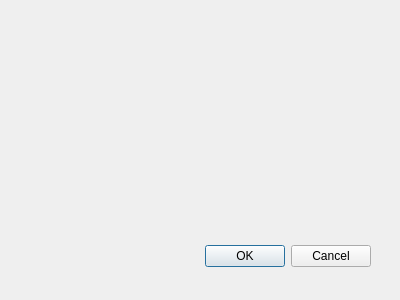
The window that hexmap_qt/hexmap_widgets/dialogs/map_properties_dialog.ui (mflagel/asdf_multiplat) describes before a commit, drawn with Qt 5.
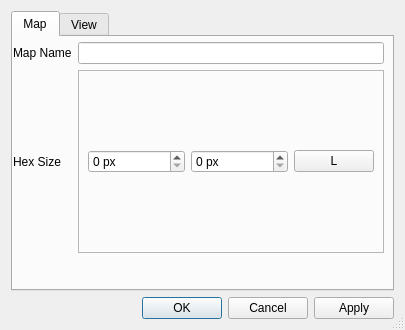
The same window after the commit.

Commit message: WIP implemenation of map properties dialog

```diff
--- a/hexmap_qt/hexmap_widgets/dialogs/map_properties_dialog.ui
+++ b/hexmap_qt/hexmap_widgets/dialogs/map_properties_dialog.ui
@@ -8,29 +8,245 @@
    <rect>
     <x>0</x>
     <y>0</y>
-    <width>400</width>
-    <height>300</height>
+    <width>405</width>
+    <height>330</height>
    </rect>
   </property>
   <property name="windowTitle">
    <string>Dialog</string>
   </property>
-  <widget class="QDialogButtonBox" name="buttonBox">
-   <property name="geometry">
-    <rect>
-     <x>30</x>
-     <y>240</y>
-     <width>341</width>
-     <height>32</height>
-    </rect>
-   </property>
-   <property name="orientation">
-    <enum>Qt::Horizontal</enum>
-   </property>
-   <property name="standardButtons">
-    <set>QDialogButtonBox::Cancel|QDialogButtonBox::Ok</set>
-   </property>
-  </widget>
+  <property name="sizeGripEnabled">
+   <bool>true</bool>
+  </property>
+  <property name="modal">
+   <bool>false</bool>
+  </property>
+  <layout class="QVBoxLayout" name="verticalLayout">
+   <item>
+    <widget class="QTabWidget" name="tabWidget">
+     <property name="tabPosition">
+      <enum>QTabWidget::North</enum>
+     </property>
+     <property name="currentIndex">
+      <number>0</number>
+     </property>
+     <widget class="QWidget" name="data_settings">
+      <attribute name="title">
+       <string>Map</string>
+      </attribute>
+      <widget class="QWidget" name="formLayoutWidget">
+       <property name="geometry">
+        <rect>
+         <x>0</x>
+         <y>5</y>
+         <width>371</width>
+         <height>211</height>
+        </rect>
+       </property>
+       <layout class="QFormLayout" name="formLayout">
+        <property name="sizeConstraint">
+         <enum>QLayout::SetDefaultConstraint</enum>
+        </property>
+        <property name="fieldGrowthPolicy">
+         <enum>QFormLayout::ExpandingFieldsGrow</enum>
+        </property>
+        <item row="1" column="0">
+         <widget class="QLabel" name="label">
+          <property name="sizePolicy">
+           <sizepolicy hsizetype="Preferred" vsizetype="MinimumExpanding">
+            <horstretch>0</horstretch>
+            <verstretch>0</verstretch>
+           </sizepolicy>
+          </property>
+          <property name="text">
+           <string>Hex Size</string>
+          </property>
+         </widget>
+        </item>
+        <item row="1" column="1">
+         <widget class="QFrame" name="frame">
+          <property name="frameShape">
+           <enum>QFrame::StyledPanel</enum>
+          </property>
+          <property name="frameShadow">
+           <enum>QFrame::Raised</enum>
+          </property>
+          <layout class="QHBoxLayout" name="horizontalLayout">
+           <item>
+            <widget class="QSpinBox" name="spinBox">
+             <property name="sizePolicy">
+              <sizepolicy hsizetype="MinimumExpanding" vsizetype="Fixed">
+               <horstretch>0</horstretch>
+               <verstretch>0</verstretch>
+              </sizepolicy>
+             </property>
+             <property name="suffix">
+              <string notr="true"> px</string>
+             </property>
+            </widget>
+           </item>
+           <item>
+            <widget class="QSpinBox" name="spinBox_2">
+             <property name="sizePolicy">
+              <sizepolicy hsizetype="MinimumExpanding" vsizetype="Fixed">
+               <horstretch>0</horstretch>
+               <verstretch>0</verstretch>
+              </sizepolicy>
+             </property>
+             <property name="suffix">
+              <string notr="true"> px</string>
+             </property>
+            </widget>
+           </item>
+           <item>
+            <widget class="QPushButton" name="lock_hex_pixel_ratio">
+             <property name="text">
+              <string>L</string>
+             </property>
+             <property name="checkable">
+              <bool>true</bool>
+             </property>
+             <property name="checked">
+              <bool>false</bool>
+             </property>
+             <property name="default">
+              <bool>false</bool>
+             </property>
+             <property name="flat">
+              <bool>false</bool>
+             </property>
+            </widget>
+           </item>
+          </layout>
+         </widget>
+        </item>
+        <item row="0" column="0">
+         <widget class="QLabel" name="label_5">
+          <property name="text">
+           <string>Map Name</string>
+          </property>
+         </widget>
+        </item>
+        <item row="0" column="1">
+         <widget class="QLineEdit" name="txt_map_name"/>
+        </item>
+       </layout>
+      </widget>
+     </widget>
+     <widget class="QWidget" name="view_settings">
+      <attribute name="title">
+       <string>View</string>
+      </attribute>
+      <widget class="QWidget" name="verticalLayoutWidget">
+       <property name="geometry">
+        <rect>
+         <x>9</x>
+         <y>9</y>
+         <width>361</width>
+         <height>211</height>
+        </rect>
+       </property>
+       <layout class="QVBoxLayout" name="verticalLayout_3">
+        <item>
+         <widget class="QGroupBox" name="groupBox">
+          <property name="title">
+           <string>Grid Settings</string>
+          </property>
+          <layout class="QVBoxLayout" name="verticalLayout_2">
+           <item>
+            <widget class="QCheckBox" name="cb_show_grid">
+             <property name="text">
+              <string>Show Grid</string>
+             </property>
+            </widget>
+           </item>
+           <item>
+            <layout class="QFormLayout" name="formLayout_2">
+             <item row="0" column="0">
+              <widget class="QLabel" name="label_2">
+               <property name="text">
+                <string>Grid Thickness</string>
+               </property>
+              </widget>
+             </item>
+             <item row="0" column="1">
+              <widget class="QDoubleSpinBox" name="sb_grid_thickness"/>
+             </item>
+             <item row="1" column="0">
+              <widget class="QLabel" name="label_4">
+               <property name="text">
+                <string>Grid Color</string>
+               </property>
+              </widget>
+             </item>
+             <item row="1" column="1">
+              <layout class="QHBoxLayout" name="horizontalLayout_2">
+               <item>
+                <widget class="QWidget" name="grid_color_preview" native="true"/>
+               </item>
+               <item>
+                <widget class="QToolButton" name="btn_select_grid_color">
+                 <property name="text">
+                  <string>...</string>
+                 </property>
+                </widget>
+               </item>
+              </layout>
+             </item>
+            </layout>
+           </item>
+          </layout>
+         </widget>
+        </item>
+        <item>
+         <widget class="QGroupBox" name="groupBox_2">
+          <property name="title">
+           <string>Hex Numbers</string>
+          </property>
+          <layout class="QVBoxLayout" name="verticalLayout_4">
+           <item>
+            <widget class="QCheckBox" name="cb_show_hex_numbers">
+             <property name="text">
+              <string>Show Numbers</string>
+             </property>
+            </widget>
+           </item>
+           <item>
+            <layout class="QFormLayout" name="formLayout_3">
+             <item row="0" column="0">
+              <widget class="QLabel" name="label_3">
+               <property name="text">
+                <string>Number Style</string>
+               </property>
+              </widget>
+             </item>
+             <item row="0" column="1">
+              <widget class="QComboBox" name="cb_hex_number_style"/>
+             </item>
+            </layout>
+           </item>
+          </layout>
+         </widget>
+        </item>
+       </layout>
+      </widget>
+     </widget>
+    </widget>
+   </item>
+   <item>
+    <widget class="QDialogButtonBox" name="buttonBox">
+     <property name="orientation">
+      <enum>Qt::Horizontal</enum>
+     </property>
+     <property name="standardButtons">
+      <set>QDialogButtonBox::Apply|QDialogButtonBox::Cancel|QDialogButtonBox::Ok</set>
+     </property>
+     <property name="centerButtons">
+      <bool>false</bool>
+     </property>
+    </widget>
+   </item>
+  </layout>
  </widget>
  <pixmapfunction/>
  <resources/>
```
Left out of the diff: 7 changed lines with no effect on the pictures.
